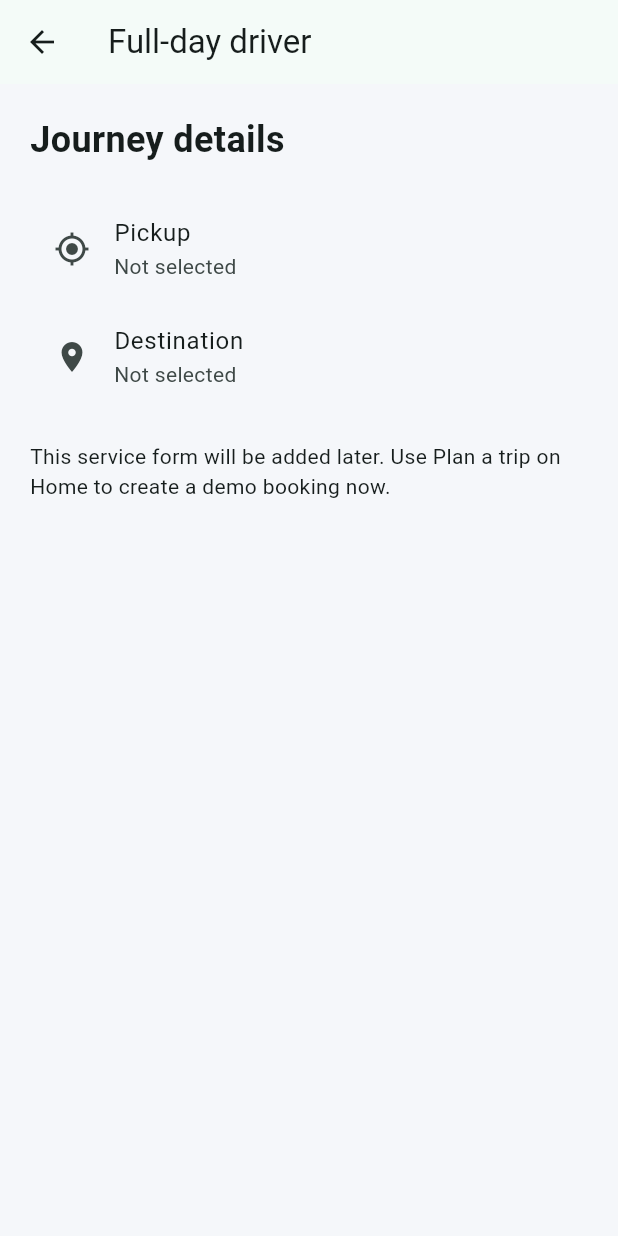
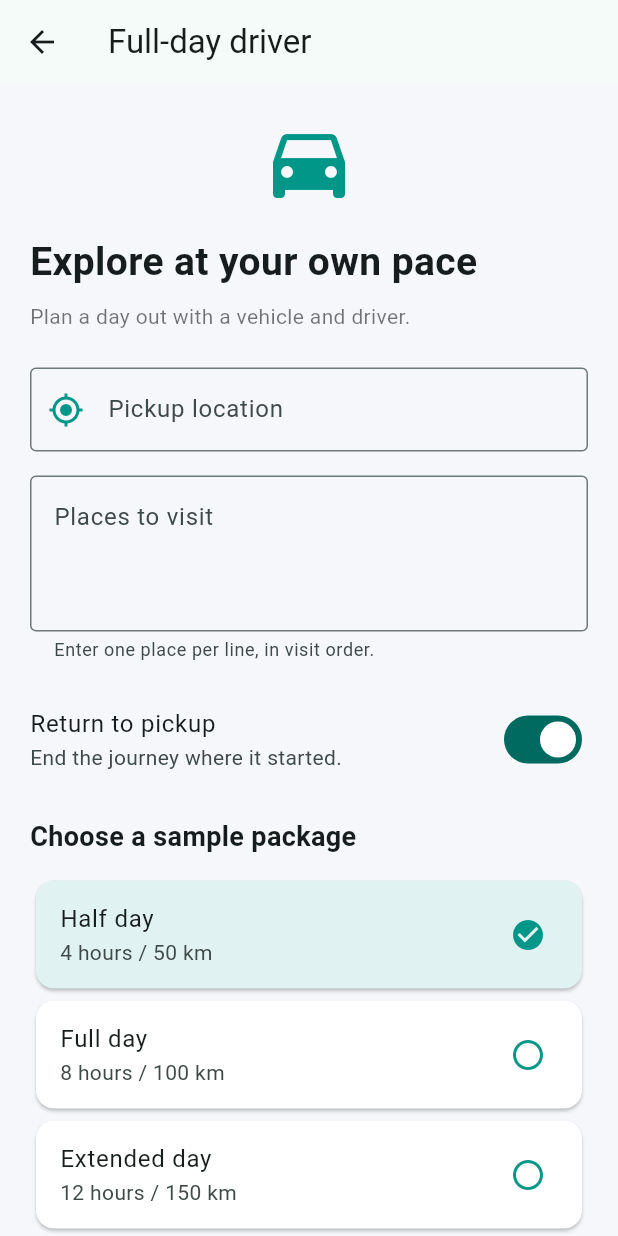
Before and after one commit to sevi2001/triplanka, a Flutter app: the screen it shows after launch, after a tap on "Full-day driver", on a phone screen of 412 x 824 dp. Run offline on Flutter 3.47's test engine with Material 3 defaults, Android fonts, the phone set to English and light mode, and no system bars; our stand-ins replace shared_preferences.

Commit message:
Add full-day driver booking form

```diff
--- /dev/null
+++ b/lib/full_day_driver_screen.dart
@@ -0,0 +1,361 @@
+import 'package:flutter/material.dart';
+import 'vehicle_selection_screen.dart';
+
+class FullDayDriverScreen extends StatefulWidget {
+  const FullDayDriverScreen({
+    super.key,
+    this.pickup = '',
+    this.destination = '',
+  });
+
+  final String pickup;
+  final String destination;
+
+  @override
+  State<FullDayDriverScreen> createState() => _FullDayDriverScreenState();
+}
+
+class _FullDayDriverScreenState extends State<FullDayDriverScreen> {
+  final formKey = GlobalKey<FormState>();
+
+  late final TextEditingController pickupController;
+  late final TextEditingController placesController;
+
+  DateTime? travelDate;
+  TimeOfDay? startTime;
+
+  int passengers = 1;
+  int packageIndex = 0;
+  bool returnToPickup = true;
+
+  static const packages = [
+    (name: 'Half day', hours: 4, kilometres: 50),
+    (name: 'Full day', hours: 8, kilometres: 100),
+    (name: 'Extended day', hours: 12, kilometres: 150),
+  ];
+
+  @override
+  void initState() {
+    super.initState();
+
+    pickupController = TextEditingController(text: widget.pickup);
+
+    placesController = TextEditingController(text: widget.destination);
+  }
+
+  @override
+  void dispose() {
+    pickupController.dispose();
+    placesController.dispose();
+    super.dispose();
+  }
+
+  void showMessage(String message) {
+    ScaffoldMessenger.of(context)
+      ..hideCurrentSnackBar()
+      ..showSnackBar(SnackBar(content: Text(message)));
+  }
+
+  Future<void> chooseDate() async {
+    final now = DateTime.now();
+    final today = DateTime(now.year, now.month, now.day);
+
+    final selected = await showDatePicker(
+      context: context,
+      initialDate: travelDate != null && !travelDate!.isBefore(today)
+          ? travelDate!
+          : today,
+      firstDate: today,
+      lastDate: DateTime(today.year + 1, today.month, today.day),
+    );
+
+    if (!mounted || selected == null) return;
+
+    setState(() {
+      travelDate = selected;
+    });
+  }
+
+  Future<void> chooseTime() async {
+    final selected = await showTimePicker(
+      context: context,
+      initialTime: startTime ?? TimeOfDay.now(),
+    );
+
+    if (!mounted || selected == null) return;
+
+    setState(() {
+      startTime = selected;
+    });
+  }
+
+  List<String> readPlaces(String text) {
+    return text
+        .split('\n')
+        .map((place) => place.trim())
+        .where((place) => place.isNotEmpty)
+        .toList();
+  }
+
+  void continueBooking() {
+    FocusScope.of(context).unfocus();
+
+    if (!formKey.currentState!.validate()) {
+      showMessage('Enter your pickup and places to visit.');
+      return;
+    }
+
+    if (travelDate == null || startTime == null) {
+      showMessage('Choose a date and start time.');
+      return;
+    }
+
+    final departure = DateTime(
+      travelDate!.year,
+      travelDate!.month,
+      travelDate!.day,
+      startTime!.hour,
+      startTime!.minute,
+    );
+
+    if (!departure.isAfter(DateTime.now())) {
+      showMessage('Choose a start time in the future.');
+      return;
+    }
+
+    final pickup = pickupController.text.trim();
+    final places = readPlaces(placesController.text);
+    final package = packages[packageIndex];
+
+    // For a return journey, every visited place is a stop.
+    // Otherwise, the last place is the final destination.
+    final destination = returnToPickup ? pickup : places.last;
+
+    final stops = returnToPickup
+        ? places
+        : places.take(places.length - 1).toList();
+
+    final notes = [
+      'Driver hire: ${package.name}',
+      'Sample package: ${package.hours} hours / '
+          '${package.kilometres} km',
+      'Return to pickup: ${returnToPickup ? 'Yes' : 'No'}',
+      'Package pricing and extra charges are not set yet.',
+    ].join('\n');
+
+    Navigator.of(context).push(
+      MaterialPageRoute<void>(
+        builder: (_) => VehicleSelectionScreen(
+          pickup: pickup,
+          destination: destination,
+          stops: stops,
+          departure: departure,
+          passengers: passengers,
+          notes: notes,
+        ),
+      ),
+    );
+  }
+
+  @override
+  Widget build(BuildContext context) {
+    final dateLabel = travelDate == null
+        ? 'Choose date'
+        : MaterialLocalizations.of(context).formatMediumDate(travelDate!);
+
+    final timeLabel = startTime == null
+        ? 'Choose time'
+        : startTime!.format(context);
+
+    return Scaffold(
+      appBar: AppBar(title: const Text('Full-day driver')),
+      body: SafeArea(
+        child: Center(
+          child: ConstrainedBox(
+            constraints: const BoxConstraints(maxWidth: 500),
+            child: Form(
+              key: formKey,
+              child: ListView(
+                padding: const EdgeInsets.all(20),
+                children: [
+                  const Icon(
+                    Icons.directions_car,
+                    size: 64,
+                    color: Colors.teal,
+                  ),
+                  const SizedBox(height: 16),
+                  const Text(
+                    'Explore at your own pace',
+                    style: TextStyle(fontSize: 26, fontWeight: FontWeight.bold),
+                  ),
+                  const SizedBox(height: 8),
+                  const Text(
+                    'Plan a day out with a vehicle and driver.',
+                    style: TextStyle(color: Colors.black54),
+                  ),
+                  const SizedBox(height: 24),
+                  TextFormField(
+                    controller: pickupController,
+                    decoration: const InputDecoration(
+                      labelText: 'Pickup location',
+                      prefixIcon: Icon(Icons.my_location, color: Colors.teal),
+                      border: OutlineInputBorder(),
+                    ),
+                    validator: (value) {
+                      if (value == null || value.trim().isEmpty) {
+                        return 'Enter a pickup location';
+                      }
+                      return null;
+                    },
+                  ),
+                  const SizedBox(height: 16),
+                  TextFormField(
+                    controller: placesController,
+                    minLines: 3,
+                    maxLines: 6,
+                    keyboardType: TextInputType.multiline,
+                    decoration: const InputDecoration(
+                      labelText: 'Places to visit',
+                      hintText: 'Kandy\nPeradeniya\nNuwara Eliya',
+                      helperText: 'Enter one place per line, in visit order.',
+                      alignLabelWithHint: true,
+                      border: OutlineInputBorder(),
+                    ),
+                    validator: (value) {
+                      if (readPlaces(value ?? '').isEmpty) {
+                        return 'Enter at least one place';
+                      }
+                      return null;
+                    },
+                  ),
+                  const SizedBox(height: 16),
+                  SwitchListTile(
+                    contentPadding: EdgeInsets.zero,
+                    title: const Text('Return to pickup'),
+                    subtitle: const Text('End the journey where it started.'),
+                    value: returnToPickup,
+                    onChanged: (value) {
+                      setState(() {
+                        returnToPickup = value;
+                      });
+                    },
+                  ),
+                  const SizedBox(height: 16),
+                  const Text(
+                    'Choose a sample package',
+                    style: TextStyle(fontSize: 18, fontWeight: FontWeight.bold),
+                  ),
+                  const SizedBox(height: 12),
+                  for (int i = 0; i < packages.length; i++)
+                    Card(
+                      color: packageIndex == i
+                          ? const Color(0xFFE0F2F1)
+                          : Colors.white,
+                      child: ListTile(
+                        title: Text(packages[i].name),
+                        subtitle: Text(
+                          '${packages[i].hours} hours / '
+                          '${packages[i].kilometres} km',
+                        ),
+                        trailing: Icon(
+                          packageIndex == i
+                              ? Icons.check_circle
+                              : Icons.radio_button_unchecked,
+                          color: Colors.teal,
+                        ),
+                        onTap: () {
+                          setState(() {
+                            packageIndex = i;
+                          });
+                        },
+                      ),
+                    ),
+                  const SizedBox(height: 12),
+                  const Text(
+                    'These are prototype packages. Prices, '
+                    'extra-hour rates, and extra-kilometre '
+                    'rates will be added later.',
+                    style: TextStyle(color: Colors.black54),
+                  ),
+                  const SizedBox(height: 16),
+                  Card(
+                    child: ListTile(
+                      leading: const Icon(
+                        Icons.calendar_month,
+                        color: Colors.teal,
+                      ),
+                      title: const Text('Travel date'),
+                      subtitle: Text(dateLabel),
+                      onTap: chooseDate,
+                    ),
+                  ),
+                  Card(
+                    child: ListTile(
+                      leading: const Icon(
+                        Icons.access_time,
+                        color: Colors.teal,
+                      ),
+                      title: const Text('Start time'),
+                      subtitle: Text(timeLabel),
+                      onTap: chooseTime,
+                    ),
+                  ),
+                  const SizedBox(height: 16),
+                  Card(
+                    child: Padding(
+                      padding: const EdgeInsets.all(12),
+                      child: Row(
+                        children: [
+                          const Icon(Icons.people, color: Colors.teal),
+                          const SizedBox(width: 12),
+                          const Expanded(child: Text('Passengers')),
+                          IconButton(
+                            tooltip: 'Fewer passengers',
+                            onPressed: passengers > 1
+                                ? () {
+                                    setState(() {
+                                      passengers--;
+                                    });
+                                  }
+                                : null,
+                            icon: const Icon(Icons.remove),
+                          ),
+                          Text(
+                            '$passengers',
+                            style: const TextStyle(
+                              fontSize: 18,
+                              fontWeight: FontWeight.bold,
+                            ),
+                          ),
+                          IconButton(
+                            tooltip: 'More passengers',
+                            onPressed: passengers < 15
+                                ? () {
+                                    setState(() {
+                                      passengers++;
+                                    });
+                                  }
+                                : null,
+                            icon: const Icon(Icons.add),
+                          ),
+                        ],
+                      ),
+                    ),
+                  ),
+                  const SizedBox(height: 24),
+                  FilledButton(
+                    onPressed: continueBooking,
+                    style: FilledButton.styleFrom(
+                      padding: const EdgeInsets.symmetric(vertical: 18),
+                    ),
+                    child: const Text('Choose vehicle'),
+                  ),
+                ],
+              ),
+            ),
+          ),
+        ),
+      ),
+    );
+  }
+}
--- a/lib/main.dart
+++ b/lib/main.dart
@@ -3,6 +3,7 @@ import 'plan_trip_screen.dart';
 import 'bookings_screen.dart';
 import 'booking_store.dart';
 import 'airport_transfer_screen.dart';
+import 'full_day_driver_screen.dart';
 
 Future<void> main() async {
   WidgetsFlutterBinding.ensureInitialized();
@@ -130,6 +131,13 @@ class _HomeScreenState extends State<HomeScreen> {
 
           if (service == 'Airport transfer') {
             return AirportTransferScreen(
+              pickup: pickup,
+              destination: destination,
+            );
+          }
+
+          if (service == 'Full-day driver') {
+            return FullDayDriverScreen(
               pickup: pickup,
               destination: destination,
             );
--- a/lib/vehicle_selection_screen.dart
+++ b/lib/vehicle_selection_screen.dart
@@ -297,7 +297,7 @@ class _TripReviewScreenState extends State<TripReviewScreen> {
                 detail('Passengers', '${widget.passengers}', Icons.people),
                 detail('Vehicle', widget.vehicle.name, widget.vehicle.icon),
                 if (widget.notes.isNotEmpty)
-                  detail('Transfer details', widget.notes, Icons.notes),
+                  detail('Additional details', widget.notes, Icons.notes),
                 const SizedBox(height: 20),
                 const Text(
                   'Demo only: no payment is taken and no driver '
```
